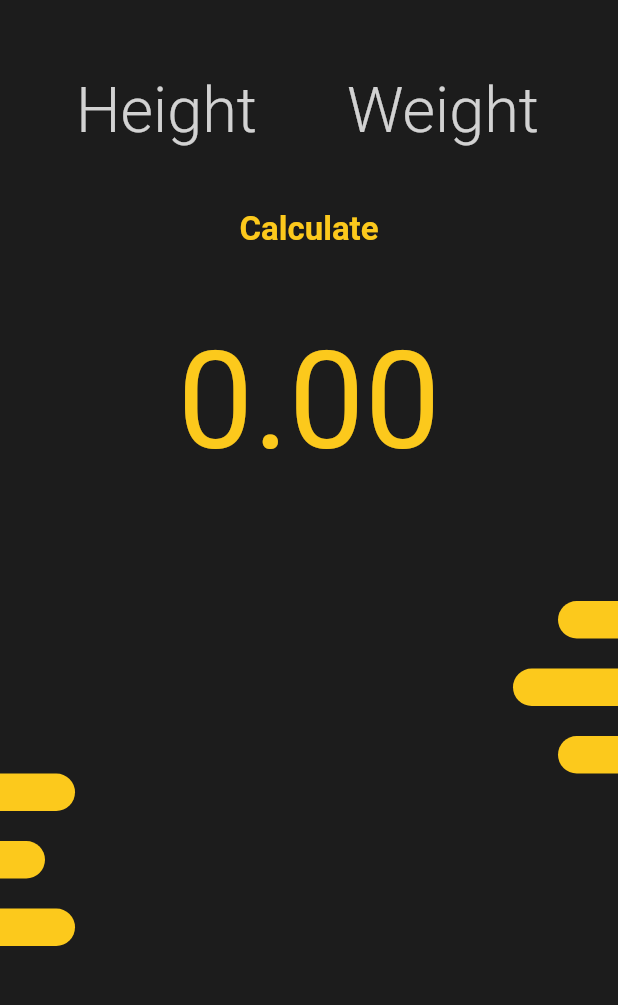
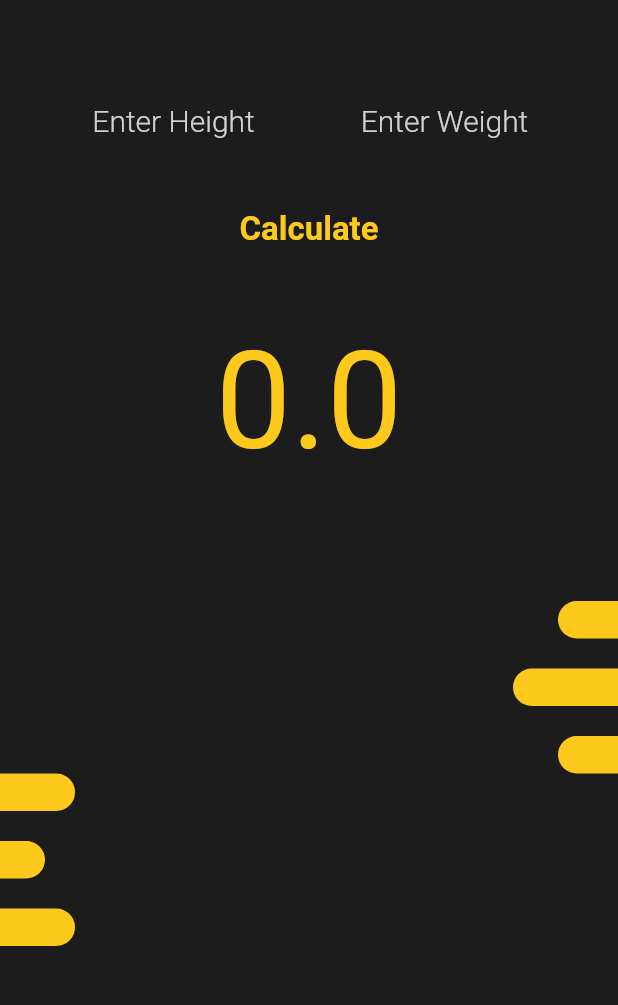
Before and after one commit to IsuruLakmal2000/bmi_app-with-flutter, a Flutter app: the screen it shows after launch, on a phone screen of 412 x 824 dp, the part 59-1064 px from its top. Run offline on Flutter 3.47's test engine with Material 2 defaults, Android fonts, the phone set to English and light mode, and no system bars; our stand-ins replace hexcolor.

Commit message:
second commit

```diff
--- a/lib/screens/home.dart
+++ b/lib/screens/home.dart
@@ -46,12 +46,13 @@ class _HomeScreenState extends State<HomeScreen> {
                           fontSize: 42,
                           fontWeight: FontWeight.w500,
                           color: accentHexColor),
+                      textAlign: TextAlign.center,
                       keyboardType: TextInputType.number,
                       decoration: InputDecoration(
                         border: InputBorder.none,
-                        hintText: "Height",
+                        hintText: "Enter Height",
                         hintStyle: TextStyle(
-                            fontSize: 42,
+                            fontSize: 20,
                             fontWeight: FontWeight.w300,
                             color: Colors.white.withOpacity(0.8)),
                       )),
@@ -64,12 +65,13 @@ class _HomeScreenState extends State<HomeScreen> {
                           fontSize: 42,
                           fontWeight: FontWeight.w500,
                           color: accentHexColor),
+                      textAlign: TextAlign.center,
                       keyboardType: TextInputType.number,
                       decoration: InputDecoration(
                         border: InputBorder.none,
-                        hintText: "Weight",
+                        hintText: "Enter Weight",
                         hintStyle: TextStyle(
-                            fontSize: 42,
+                            fontSize: 20,
                             fontWeight: FontWeight.w300,
                             color: Colors.white.withOpacity(0.8)),
                       )),
@@ -84,7 +86,7 @@ class _HomeScreenState extends State<HomeScreen> {
                 double _h = double.parse(_heightController.text);
                 double _w = double.parse(_weightController.text);
                 setState(() {
-                  _bmiResult = _w / (_h * _h);
+                  _bmiResult = (_w * 10000) / (_h * _h);
                   if (_bmiResult > 25) {
                     _textResult = "you\'re over weight";
                   } else if (_bmiResult >= 18.5 && _bmiResult <= 25) {
@@ -109,7 +111,7 @@ class _HomeScreenState extends State<HomeScreen> {
             ),
             Container(
               child: Text(
-                _bmiResult.toStringAsFixed(2),
+                _bmiResult.toStringAsFixed(1),
                 style: TextStyle(fontSize: 90, color: accentHexColor),
               ),
             ),
```
